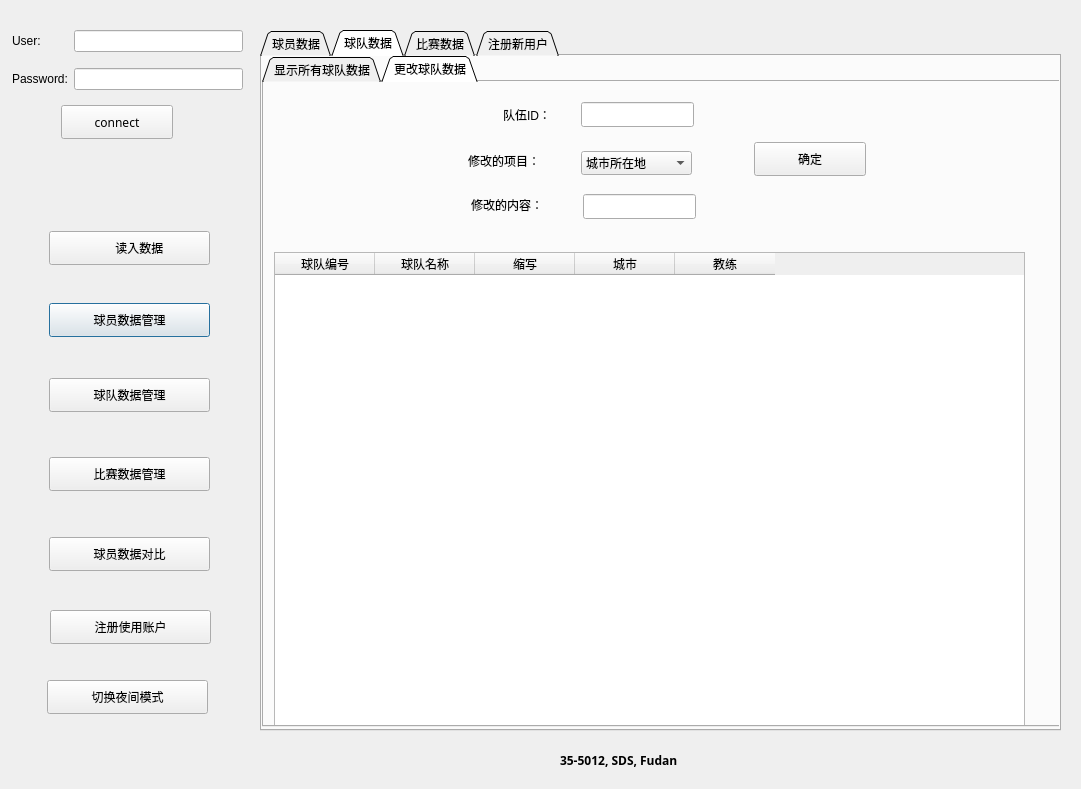
First picture: the form in venv/main.ui, repository pickerxxr/Database_project_5012, before the edit.
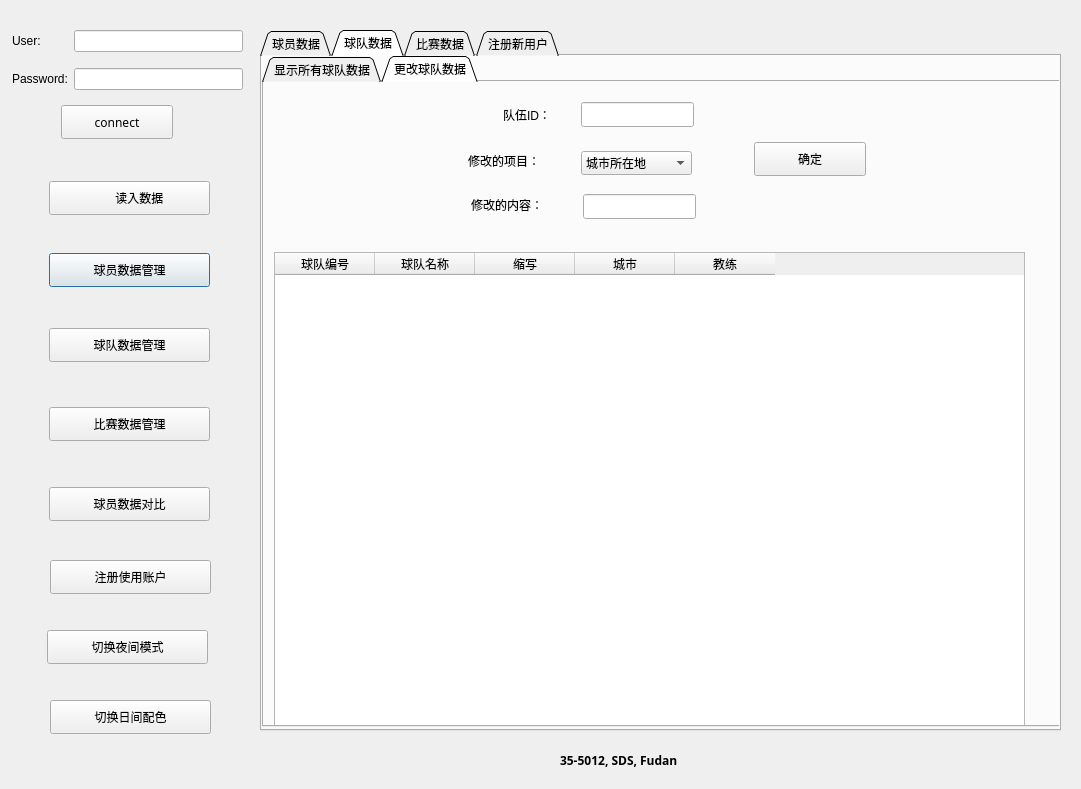
Second picture: the form after the edit. The open tabs and pages were chosen to show the change. Icons and pictures are not drawn.

The edit to the form file:
```diff
--- a/venv/main.ui
+++ b/venv/main.ui
@@ -17,7 +17,7 @@
    <property name="geometry">
     <rect>
      <x>49</x>
-     <y>303</y>
+     <y>253</y>
      <width>161</width>
      <height>34</height>
     </rect>
@@ -45,7 +45,7 @@
    <property name="geometry">
     <rect>
      <x>49</x>
-     <y>537</y>
+     <y>487</y>
      <width>161</width>
      <height>34</height>
     </rect>
@@ -73,7 +73,7 @@
    <property name="geometry">
     <rect>
      <x>49</x>
-     <y>457</y>
+     <y>407</y>
      <width>161</width>
      <height>34</height>
     </rect>
@@ -101,7 +101,7 @@
    <property name="geometry">
     <rect>
      <x>49</x>
-     <y>378</y>
+     <y>328</y>
      <width>161</width>
      <height>34</height>
     </rect>
@@ -129,7 +129,7 @@
    <property name="geometry">
     <rect>
      <x>49</x>
-     <y>231</y>
+     <y>181</y>
      <width>161</width>
      <height>34</height>
     </rect>
@@ -1603,7 +1603,7 @@
    <property name="geometry">
     <rect>
      <x>50</x>
-     <y>610</y>
+     <y>560</y>
      <width>161</width>
      <height>34</height>
     </rect>
@@ -1626,7 +1626,7 @@
    <property name="geometry">
     <rect>
      <x>47</x>
-     <y>680</y>
+     <y>630</y>
      <width>161</width>
      <height>34</height>
     </rect>
@@ -1636,7 +1636,24 @@
    </property>
    <property name="icon">
     <iconset resource="icons.qrc">
-     <normaloff>:/icons/heat.png</normaloff>:/icons/heat.png</iconset>
+     <normaloff>:/icons/dark.png</normaloff>:/icons/dark.png</iconset>
+   </property>
+  </widget>
+  <widget class="QPushButton" name="theme_button_2">
+   <property name="geometry">
+    <rect>
+     <x>50</x>
+     <y>700</y>
+     <width>161</width>
+     <height>34</height>
+    </rect>
+   </property>
+   <property name="text">
+    <string>切换日间配色</string>
+   </property>
+   <property name="icon">
+    <iconset resource="icons.qrc">
+     <normaloff>:/icons/sun.png</normaloff>:/icons/sun.png</iconset>
    </property>
   </widget>
  </widget>
```
Left out of the diff: 6 changed lines with no effect on the pictures.
